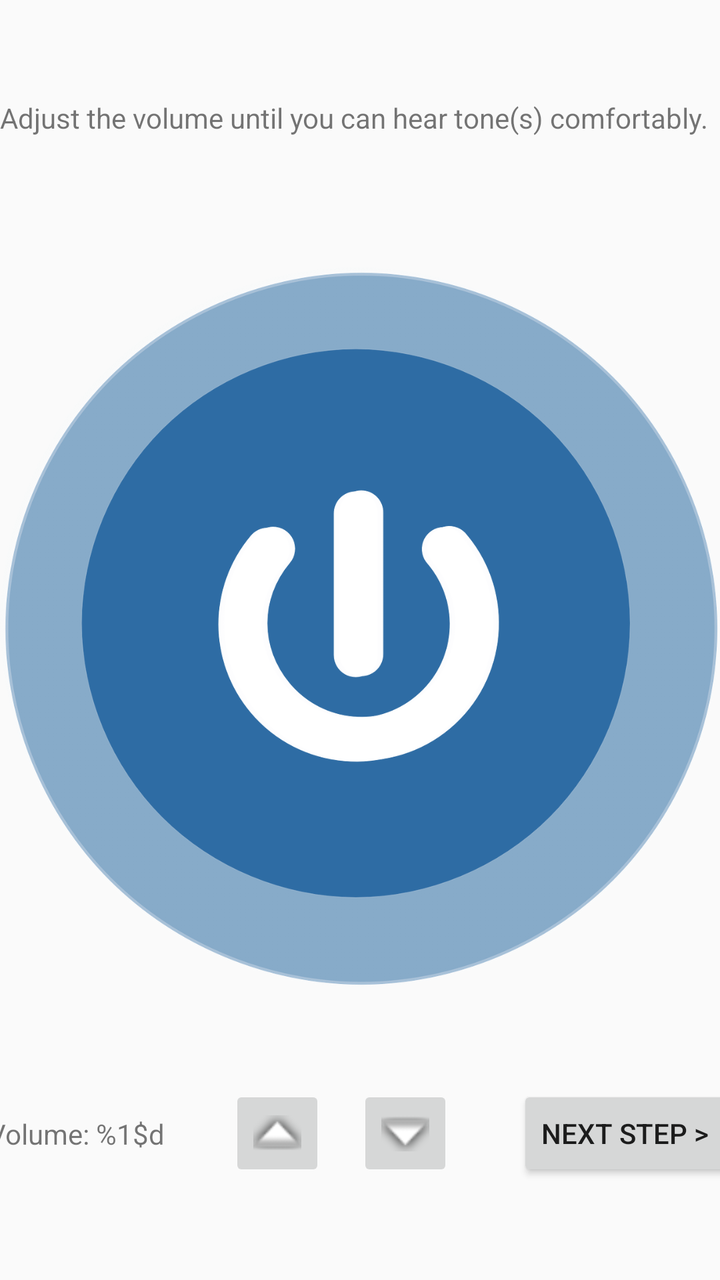
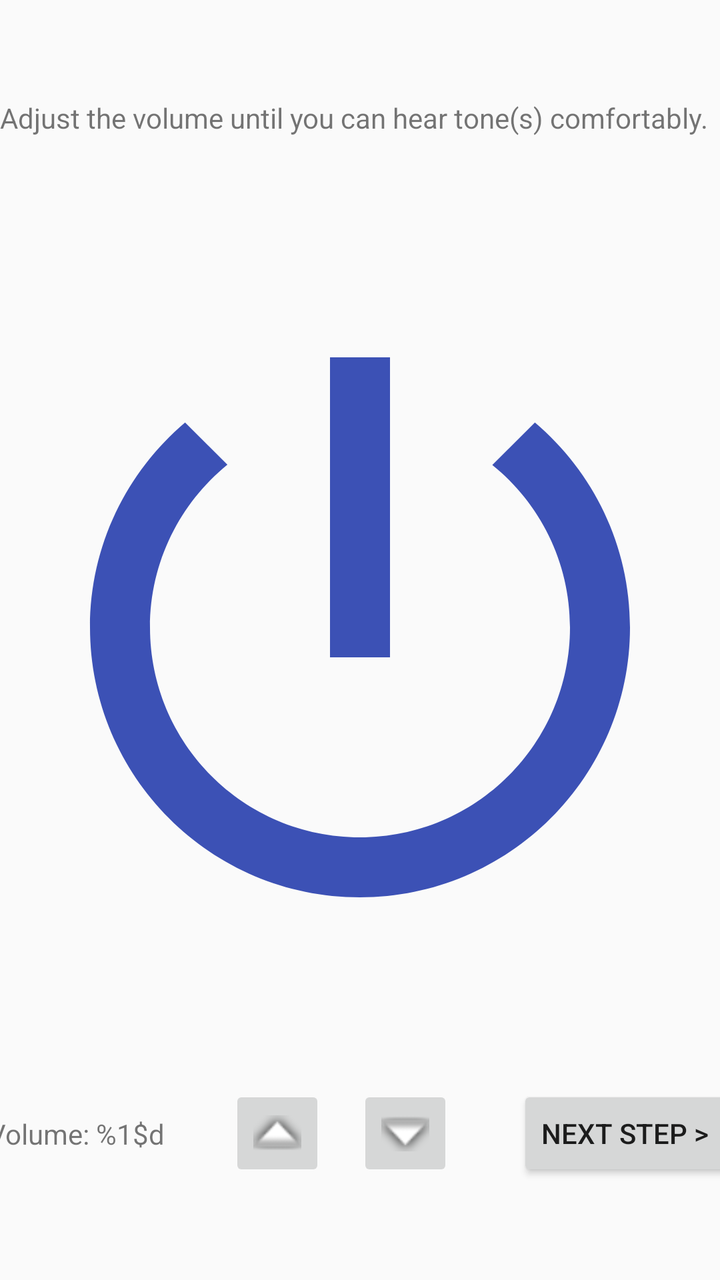

The first picture is an Android layout as it rendered before a commit; the second is the same layout after the commit. The layout source and the unified diff follow.
<!-- AndroidManifest.xml: application theme AppTheme -->
<!-- res/layout/volume_setting.xml -->
<android.support.constraint.ConstraintLayout xmlns:android="http://schemas.android.com/apk/res/android"
    xmlns:app="http://schemas.android.com/apk/res-auto"
    xmlns:tools="http://schemas.android.com/tools"
    android:id="@+id/volumeSettingLayout"
    android:layout_width="match_parent"
    android:layout_height="wrap_content"
    tools:context="peterson.ttu.edu.backupaids.activities.headsetSetup.VolumeSetFragment">

    <TextView
        android:id="@+id/stepInfo"
        android:layout_width="wrap_content"
        android:layout_height="wrap_content"
        android:layout_marginTop="16dp"
        android:layout_marginBottom="16dp"
        android:layout_marginStart="16dp"
        android:layout_marginEnd="16dp"
        app:layout_constraintTop_toTopOf="parent"
        app:layout_constraintBottom_toTopOf="@+id/volumeTestPlaySounds"
        android:text="@string/adjust_the_volume_until_you_can_hear_tone_s_comfortably" />

    <ImageButton
        android:id="@+id/volumeTestPlaySounds"
        android:layout_width="0dp"
        android:layout_height="0dp"
        android:background="@android:color/transparent"
        android:scaleType="fitCenter"
        android:src="@drawable/power_button_blue2"
        android:layout_marginTop="16dp"
        android:layout_marginBottom="16dp"
        android:layout_marginStart="16dp"
        android:layout_marginEnd="16dp"
        app:layout_constraintHorizontal_weight="1"
        app:layout_constraintBottom_toTopOf="@+id/volumeSettingsVolumeUp"
        app:layout_constraintDimensionRatio="1:1"
        app:layout_constraintHeight_default="wrap"
        app:layout_constraintLeft_toLeftOf="parent"
        app:layout_constraintRight_toRightOf="parent"
        app:layout_constraintTop_toBottomOf="@+id/stepInfo"
        app:layout_constraintWidth_default="wrap"
        android:contentDescription="@string/play_stop_playing_the_sounds" />

    <TextView
        android:id="@+id/volumeLabelWithAmount"
        android:layout_width="wrap_content"
        android:layout_height="wrap_content"
        android:text="@string/volume_with_value"
        android:layout_marginTop="16dp"
        android:layout_marginBottom="16dp"
        android:layout_marginStart="16dp"
        android:layout_marginEnd="16dp"
        app:layout_constraintTop_toTopOf="@+id/volumeSettingNextStep"
        app:layout_constraintBottom_toBottomOf="@id/volumeSettingNextStep"
        app:layout_constraintLeft_toLeftOf="parent"
        app:layout_constraintRight_toLeftOf="@+id/volumeSettingsVolumeUp"/>

    <ImageButton
        android:id="@+id/volumeSettingsVolumeUp"
        android:layout_width="48dp"
        android:layout_height="48dp"
        android:scaleType="fitCenter"
        android:src="@android:drawable/arrow_up_float"
        android:layout_marginTop="16dp"
        android:layout_marginBottom="16dp"
        android:layout_marginStart="16dp"
        android:layout_marginEnd="8dp"
        app:layout_constraintBottom_toBottomOf="@id/volumeSettingNextStep"
        app:layout_constraintDimensionRatio="h,1:1"
        app:layout_constraintLeft_toRightOf="@+id/volumeLabelWithAmount"
        app:layout_constraintRight_toLeftOf="@id/volumeSettingsVolumeDown"
        app:layout_constraintTop_toTopOf="@+id/volumeSettingNextStep"
        android:contentDescription="@string/increase_volume" />

    <ImageButton
        android:id="@+id/volumeSettingsVolumeDown"
        android:layout_width="48dp"
        android:layout_height="48dp"
        android:scaleType="fitCenter"
        android:src="@android:drawable/arrow_down_float"
        android:layout_marginTop="16dp"
        android:layout_marginBottom="16dp"
        android:layout_marginStart="8dp"
        android:layout_marginEnd="16dp"
        app:layout_constraintBottom_toBottomOf="@id/volumeSettingNextStep"
        app:layout_constraintDimensionRatio="h,1:1"
        app:layout_constraintRight_toLeftOf="@id/volumeSettingNextStep"
        app:layout_constraintLeft_toRightOf="@id/volumeSettingsVolumeUp"
        app:layout_constraintTop_toTopOf="@+id/volumeSettingNextStep"
        android:contentDescription="@string/decrease_volume" />

    <Button
        android:id="@+id/volumeSettingNextStep"
        android:layout_width="wrap_content"
        android:layout_height="wrap_content"
        android:text="@string/next_step_for_button"
        android:layout_marginTop="16dp"
        android:layout_marginBottom="16dp"
        android:layout_marginStart="16dp"
        android:layout_marginEnd="16dp"
        app:layout_constraintTop_toBottomOf="@+id/volumeTestPlaySounds"
        app:layout_constraintBottom_toBottomOf="parent"
        app:layout_constraintLeft_toRightOf="@id/volumeSettingsVolumeDown"
        app:layout_constraintRight_toRightOf="parent" />

</android.support.constraint.ConstraintLayout>
<!-- resources referenced by this layout -->
<resources>
  <!-- drawable power_button_blue2: png bitmap (drawable, 214661 bytes) -->
  <string name="adjust_the_volume_until_you_can_hear_tone_s_comfortably">Adjust the volume until you can hear tone(s) comfortably.</string>
  <string name="decrease_volume">Decrease volume</string>
  <string name="increase_volume">Increase volume</string>
  <string name="next_step_for_button">Next Step &gt;</string>
  <string name="play_stop_playing_the_sounds">Play/stop playing the sounds</string>
  <string name="volume_with_value">Volume: %1$d</string>
  <style name="AppTheme" parent="Theme.AppCompat.Light.DarkActionBar">
          
          <item name="colorPrimary">@color/colorPrimary</item>
          <item name="colorPrimaryDark">@color/colorPrimaryDark</item>
          <item name="colorAccent">@color/colorAccent</item>
      </style>
  <color name="colorPrimary">#3F51B5</color>
  <color name="colorPrimaryDark">#303F9F</color>
  <color name="colorAccent">#FF4081</color>
</resources>

<!-- the commit's change to res/layout/volume_setting.xml (unified diff, before → after) -->
@@ -24,7 +24,7 @@
         android:layout_height="0dp"
         android:background="@android:color/transparent"
         android:scaleType="fitCenter"
-        android:src="@drawable/power_button_blue2"
+        android:src="@drawable/ic_power_button_blue"
         android:layout_marginTop="16dp"
         android:layout_marginBottom="16dp"
         android:layout_marginStart="16dp"
<!-- resource entries referenced after the edit -->
@@ -1,6 +1,11 @@
 <!-- resources referenced by this layout -->
 <resources>
-  <!-- drawable power_button_blue2: png bitmap (drawable, 214661 bytes) -->
+  <!-- drawable ic_power_button_blue (drawable) -->
+  <vector android:height="600dp" android:tint="#3C51B5"
+      android:viewportHeight="24.0" android:viewportWidth="24.0"
+      android:width="600dp" xmlns:android="http://schemas.android.com/apk/res/android">
+      <path android:fillColor="#FF000000" android:pathData="M13,3h-2v10h2L13,3zM17.83,5.17l-1.42,1.42C17.99,7.86 19,9.81 19,12c0,3.87 -3.13,7 -7,7s-7,-3.13 -7,-7c0,-2.19 1.01,-4.14 2.58,-5.42L6.17,5.17C4.23,6.82 3,9.26 3,12c0,4.97 4.03,9 9,9s9,-4.03 9,-9c0,-2.74 -1.23,-5.18 -3.17,-6.83z"/>
+  </vector>
   <string name="adjust_the_volume_until_you_can_hear_tone_s_comfortably">Adjust the volume until you can hear tone(s) comfortably.</string>
   <string name="decrease_volume">Decrease volume</string>
   <string name="increase_volume">Increase volume</string>
